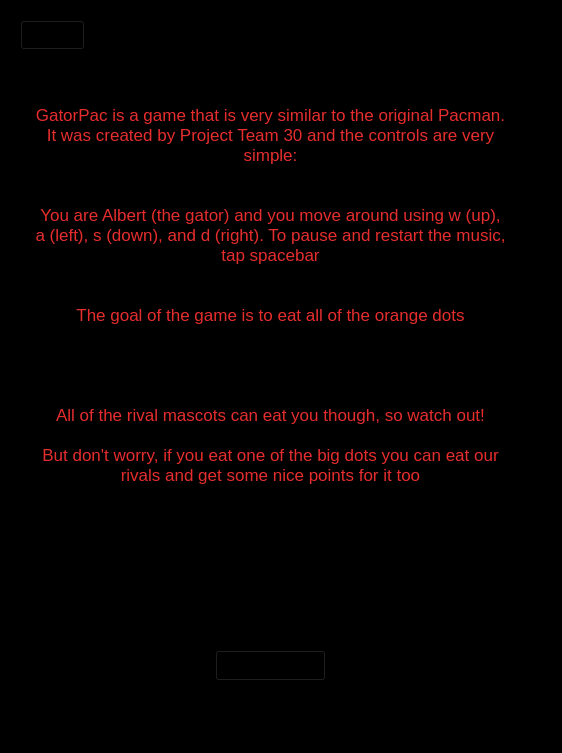
This is titlescreen.ui in Asyll/GatorPac as Qt 5 draws it before an edit. The edited form follows.
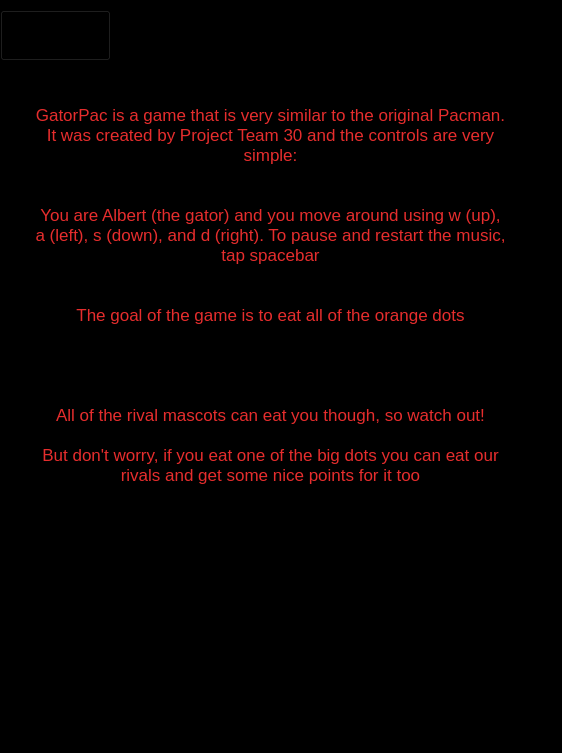
This is the edited form. Icons and pictures are not drawn.

Diff of the .ui file:
```diff
--- a/titlescreen.ui
+++ b/titlescreen.ui
@@ -95,35 +95,13 @@
     <bool>true</bool>
    </property>
   </widget>
-  <widget class="QPushButton" name="howToButton">
-   <property name="geometry">
-    <rect>
-     <x>215</x>
-     <y>650</y>
-     <width>111</width>
-     <height>31</height>
-    </rect>
-   </property>
-   <property name="styleSheet">
-    <string notr="true">qproperty-icon:url(:/Images/Buttons/how_to_play_plate.png);</string>
-   </property>
-   <property name="text">
-    <string/>
-   </property>
-   <property name="iconSize">
-    <size>
-     <width>105</width>
-     <height>175</height>
-    </size>
-   </property>
-  </widget>
   <widget class="QPushButton" name="backButton">
    <property name="geometry">
     <rect>
-     <x>20</x>
-     <y>20</y>
-     <width>65</width>
-     <height>30</height>
+     <x>0</x>
+     <y>10</y>
+     <width>111</width>
+     <height>51</height>
     </rect>
    </property>
    <property name="styleSheet">
@@ -303,6 +281,48 @@
 &lt;p align=&quot;center&quot; style=&quot; margin-top:0px; margin-bottom:0px; margin-left:0px; margin-right:0px; -qt-block-indent:0; text-indent:0px;&quot;&gt;Good Luck!&lt;/p&gt;&lt;/body&gt;&lt;/html&gt;</string>
    </property>
   </widget>
+  <widget class="QPushButton" name="howToButton">
+   <property name="geometry">
+    <rect>
+     <x>140</x>
+     <y>610</y>
+     <width>261</width>
+     <height>85</height>
+    </rect>
+   </property>
+   <property name="font">
+    <font>
+     <pointsize>24</pointsize>
+    </font>
+   </property>
+   <property name="layoutDirection">
+    <enum>Qt::LeftToRight</enum>
+   </property>
+   <property name="autoFillBackground">
+    <bool>false</bool>
+   </property>
+   <property name="styleSheet">
+    <string notr="true">qproperty-icon:url(:/Images/Buttons/how_to_play_plate.png);</string>
+   </property>
+   <property name="text">
+    <string/>
+   </property>
+   <property name="iconSize">
+    <size>
+     <width>250</width>
+     <height>250</height>
+    </size>
+   </property>
+   <property name="autoDefault">
+    <bool>false</bool>
+   </property>
+   <property name="default">
+    <bool>false</bool>
+   </property>
+   <property name="flat">
+    <bool>true</bool>
+   </property>
+  </widget>
  </widget>
  <layoutdefault spacing="6" margin="11"/>
  <resources/>
```
